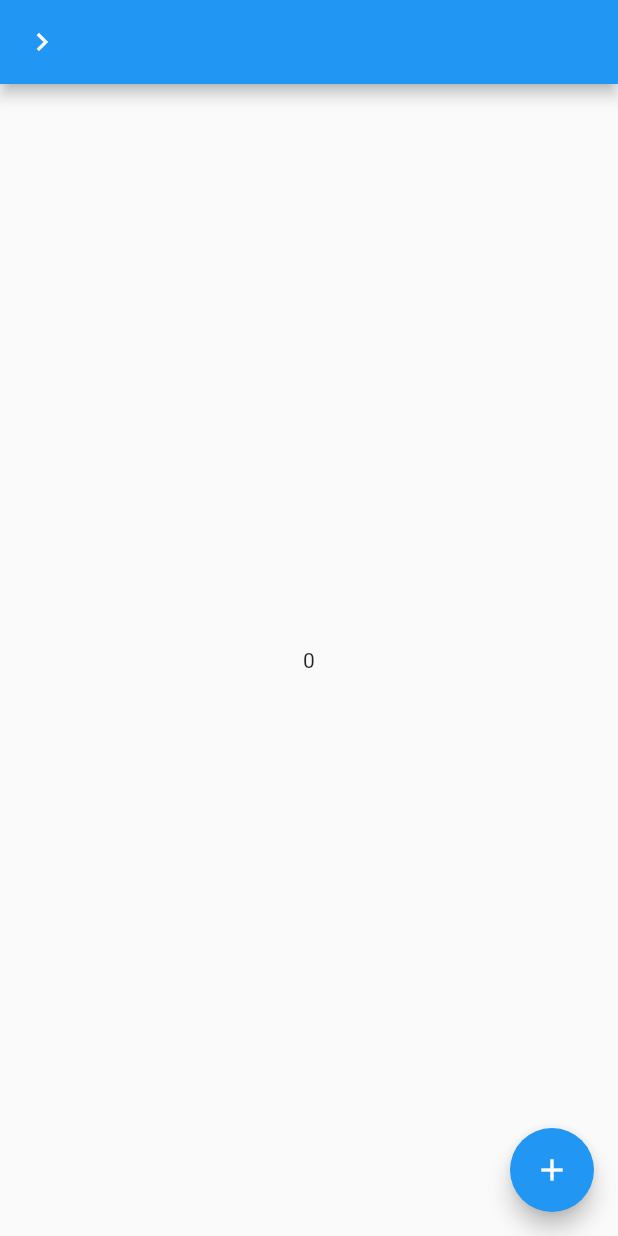
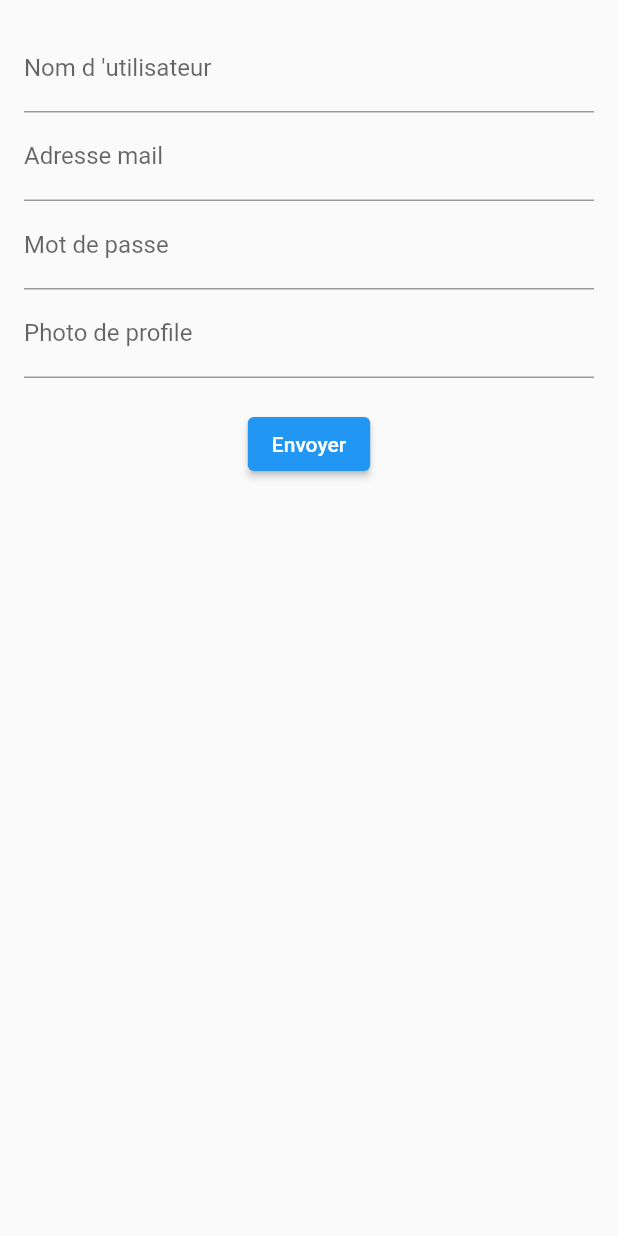
Before and after one commit to Eduardo-Cerqueira/stable, a Flutter app: the screen it shows after launch, after a tap on the "navigate next" icon, on a phone screen of 412 x 824 dp. Run offline on Flutter 3.47's test engine with Material 2 defaults, Android fonts, the phone set to English and light mode, and no system bars; our stand-ins replace get; missing offline and left inert: mongo_dart.

Commit message:
push tout le front de create profil + le back pour inserer dans la BDD avec la connexion

```diff
--- /dev/null
+++ b/lib/database.dart
@@ -0,0 +1,58 @@
+import 'package:mongo_dart/mongo_dart.dart';
+
+connection() async {
+  const connectionString =
+      'mongodb+srv://coraliepereira95:coraliepereira95@cluster1.fs7xzjy.mongodb.net/Cluster1?retryWrites=true&w=majority';
+
+   var db = await Db.create(connectionString);
+
+  // var db = Db.pool([
+  //     connectionString,
+  // ]);
+  // await db.open();
+
+  GridFS bucket = GridFS(db,"image");
+
+  await db.open(secure: true);
+
+  print("Connected to database");
+
+  return db;
+}
+
+main() async {
+  var db = await connection();
+
+  // getUsers(db);
+  // getUsersByName(db , "wanwan");
+  insertUsers(db, {"name": "coralie", "age": 23});
+}
+
+getUsers(db) async {
+  var collection = db.collection('users');
+
+  var users = await collection.find().toList();
+
+  print(users);
+
+  return users;
+}
+
+getUsersByName(db, name) async {
+  var collection = db.collection('users');
+
+
+  var users = await collection.find(where.eq('name', name)).toList();
+
+  print(users);
+
+  return users;
+}
+
+Future<void> insertUsers(db, Map<String, dynamic> usersData) async {
+  final collection = db.collection('users');
+
+  await collection.insert(usersData);
+
+  await db.close();
+}
--- a/lib/main.dart
+++ b/lib/main.dart
@@ -1,6 +1,9 @@
 import 'package:flutter/material.dart';
 import 'package:get/get_navigation/src/root/get_material_app.dart';
 import 'package:stable/pages/home_page.dart';
+import 'database.dart';
 
 void main() => runApp(
-    const GetMaterialApp(debugShowCheckedModeBanner: false, home: HomePage()));
+
+    const GetMaterialApp(debugShowCheckedModeBanner: false, home: HomePage())
+);
--- a/lib/pages/home_page.dart
+++ b/lib/pages/home_page.dart
@@ -1,6 +1,7 @@
 import 'package:flutter/material.dart';
 import 'package:get/get.dart';
-import 'package:stable/pages/second_page.dart';
+// import 'package:stable/pages/second_page.dart';
+import 'package:stable/pages/profile.dart';
 
 class Controller extends GetxController {
   var count = 0.obs;
@@ -17,17 +18,18 @@ class HomePage extends StatelessWidget {
       appBar: AppBar(
         backgroundColor: Colors.blue,
         leading: IconButton(
-            onPressed: () => Get.to(SecondPage(
-                  argument: 'Welcome to page 2',
-                )),
+            onPressed: () => Get.to(() => MyForm()),
             icon: const Icon(Icons.navigate_next)),
       ),
+
       body: Obx(() => Text("${c.count}")),
       floatingActionButton: FloatingActionButton(
         onPressed: c.increment,
         tooltip: 'Increment',
         child: const Icon(Icons.add),
       ),
+
     );
+
   }
 }
--- /dev/null
+++ b/lib/pages/profile.dart
@@ -0,0 +1,121 @@
+import 'package:flutter/material.dart';
+import 'package:get/get.dart';
+import 'package:stable/pages/home_page.dart';
+import '../database.dart';
+
+class MyForm extends StatefulWidget {
+  @override
+  _MyFormState createState() => _MyFormState();
+}
+
+class _MyFormState extends State<MyForm> {
+  final _formKey = GlobalKey<FormState>();
+  TextEditingController _nameController = TextEditingController();
+  TextEditingController _mailController = TextEditingController();
+  TextEditingController _passwordController = TextEditingController();
+  TextEditingController _photoController = TextEditingController();
+var _db ;
+@override
+  void initState() {
+    super.initState();
+    // Appel de la fonction connection pour obtenir la connexion à la base de données
+    connection().then((db) {
+      setState(() {
+        _db = db;
+      });
+    });
+  }
+
+  void _submit() async {
+    if(_db != null){
+      final String name = _nameController.text;
+      final String mail = _mailController.text;
+      final String password = _passwordController.text;
+      // var data = {"name": name, "mail" : mail , "password" : password};
+      insertUsers(_db , {"name": name, "mail" : mail , "password" : password});
+      print("monsieurWan");
+    }
+  }
+
+  @override
+  Widget build(BuildContext context) {
+    return Scaffold(
+      body: Center(
+        child: Padding(
+          padding: EdgeInsets.all(16.0),
+          child: Form(
+            key: _formKey,
+            child: Column(
+              children: <Widget>[
+                TextFormField(
+                  controller: _nameController,
+                  decoration: InputDecoration(labelText: "Nom d 'utilisateur"),
+                  validator: (value) {
+                    if (value!.isEmpty) {
+                      return 'Veuillez entrer votre nom.';
+                    }
+                    return null;
+                  },
+                ),
+
+
+                   TextFormField(
+                  controller: _mailController,
+                  decoration: InputDecoration(labelText: "Adresse mail"),
+                  validator: (value) {
+                    if (value!.isEmpty) {
+                      return 'Veuillez entrer votre mail.';
+                    }
+                    return null;
+                  },
+                ),
+
+
+                   TextFormField(
+                  controller: _passwordController,
+                  decoration: InputDecoration(labelText: "Mot de passe"),
+                  validator: (value) {
+                    if (value!.isEmpty) {
+                      return 'Veuillez entrer votre mot de passe.';
+                    }
+                    return null;
+                  },
+                ),
+
+
+
+                   TextFormField(
+                  controller: _photoController,
+                  decoration: InputDecoration(labelText: "Photo de profile"),
+                  validator: (value) {
+                    if (value!.isEmpty) {
+                      return 'Veuillez entrer votre photo.';
+                    }
+                    return null;
+                  },
+                ),
+
+
+
+
+
+                SizedBox(height: 20),
+                ElevatedButton(
+                  onPressed: () {
+                    if (_formKey.currentState!.validate()) {
+                      // Le formulaire est valide, vous pouvez traiter les données ici
+                      String name = _nameController.text;
+                      // Faites quelque chose avec le nom, par exemple, l'imprimer
+                      _submit();
+                    }
+                  },
+                  child: Text('Envoyer'),
+                ),
+              ],
+            ),
+          ),
+        ),
+      ),
+    );
+  }
+}
--- a/pubspec.yaml
+++ b/pubspec.yaml
@@ -21,6 +21,7 @@ version: 1.0.0+1
 environment:
   sdk: '>=3.1.3 <4.0.0'
 
+
 # Dependencies specify other packages that your package needs in order to work.
 # To automatically upgrade your package dependencies to the latest versions
 # consider running `flutter pub upgrade --major-versions`. Alternatively,
@@ -30,13 +31,14 @@ environment:
 dependencies:
   flutter:
     sdk: flutter
-
-
+  provider: 6.0.5
   # The following adds the Cupertino Icons font to your application.
   # Use with the CupertinoIcons class for iOS style icons.
   cupertino_icons: ^1.0.2
   flutter_dotenv: ^5.1.0
   get: ^4.6.6
+  realm: ^1.5.0
+  mongo_dart: ^0.9.3
 
 dev_dependencies:
   flutter_test:
```
Also changed, not shown: pubspec.lock, 15 other files.
